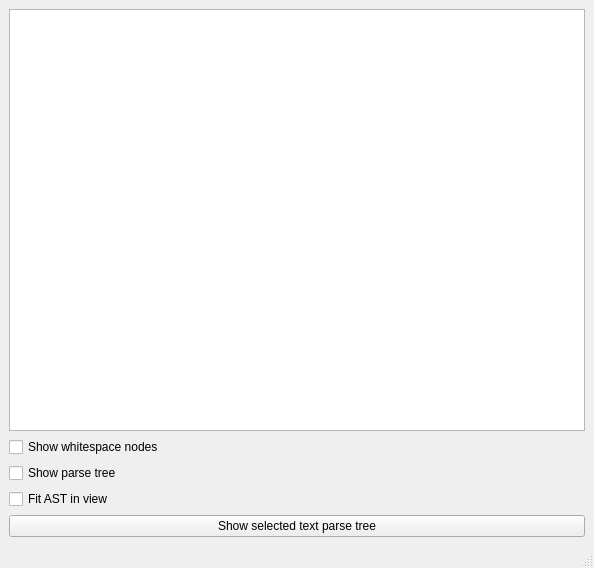
Qt form lib/eco/gui/parsetree.ui (softdevteam/eco) before a commit.
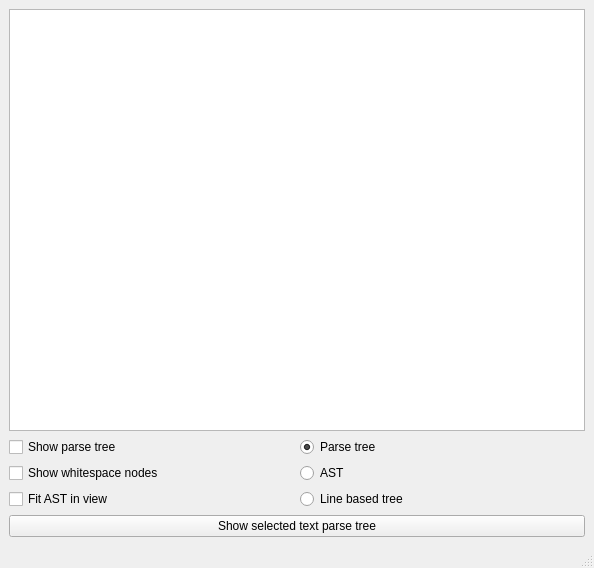
The same form after that commit.

Commit message: added first attempt on parsetree to AST conversion

Diff of the .ui file:
```diff
--- a/lib/eco/gui/parsetree.ui
+++ b/lib/eco/gui/parsetree.ui
@@ -69,18 +69,15 @@
      </widget>
     </item>
     <item>
-     <widget class="QCheckBox" name="cb_toggle_ws">
-      <property name="enabled">
-       <bool>true</bool>
+     <layout class="QHBoxLayout" name="horizontalLayout">
+      <property name="topMargin">
+       <number>0</number>
       </property>
-      <property name="text">
-       <string>Show whitespace nodes</string>
-      </property>
-      <property name="checked">
-       <bool>false</bool>
-      </property>
-     </widget>
-    </item>
+      <item>
+       <layout class="QVBoxLayout" name="verticalLayout_3">
+        <property name="topMargin">
+         <number>0</number>
+        </property>
     <item>
      <widget class="QCheckBox" name="cb_toggle_ast">
       <property name="text">
@@ -94,12 +91,60 @@
       </property>
      </widget>
     </item>
+        <item>
+         <widget class="QCheckBox" name="cb_toggle_ws">
+          <property name="enabled">
+           <bool>true</bool>
+          </property>
+          <property name="text">
+           <string>Show whitespace nodes</string>
+          </property>
+          <property name="checked">
+           <bool>false</bool>
+          </property>
+         </widget>
+        </item>
     <item>
      <widget class="QCheckBox" name="cb_fit_ast">
       <property name="text">
        <string>Fit AST in view</string>
       </property>
      </widget>
+        </item>
+       </layout>
+      </item>
+      <item>
+       <layout class="QVBoxLayout" name="verticalLayout_2">
+        <property name="topMargin">
+         <number>0</number>
+        </property>
+        <item>
+         <widget class="QRadioButton" name="rb_view_parsetree">
+          <property name="text">
+           <string>Parse tree</string>
+          </property>
+          <property name="checked">
+           <bool>true</bool>
+          </property>
+         </widget>
+        </item>
+        <item>
+         <widget class="QRadioButton" name="rb_view_ast">
+          <property name="text">
+           <string>AST</string>
+          </property>
+         </widget>
+        </item>
+        <item>
+         <widget class="QRadioButton" name="rb_view_linetree">
+          <property name="text">
+           <string>Line based tree</string>
+          </property>
+         </widget>
+        </item>
+       </layout>
+      </item>
+     </layout>
     </item>
     <item>
      <widget class="QPushButton" name="bt_show_sel_ast">
```
Lines whose indentation alone changed are shown as unchanged. The commit also changes 8 other files.
